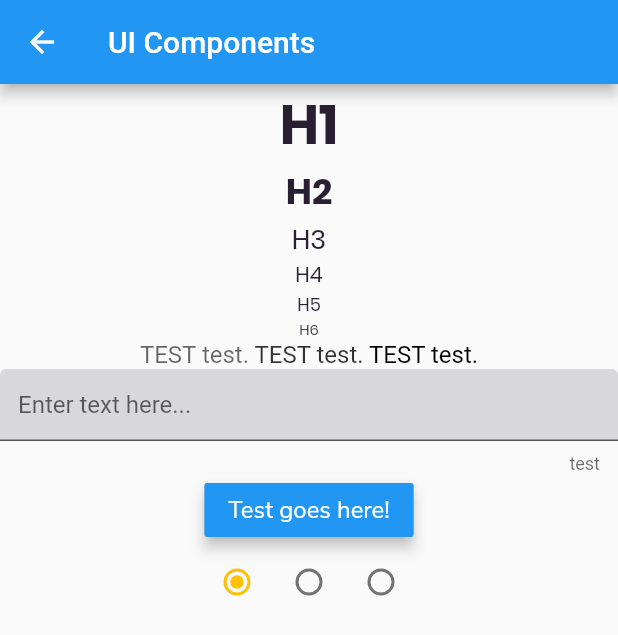
After one commit to rajeev111290/FlutterTutorial, a Flutter app: the screen it shows after launch, after a tap on "UI Components Screen!", on a phone screen of 412 x 824 dp. The commit adds this screen. Shown: the top 635 px of the screen. Run offline on Flutter 3.47's test engine with Material 2 defaults, Android fonts, the phone set to English and light mode, and no system bars; network calls fail; statements that could not run were skipped.

Commit message:
widgets example and themes

```diff
--- /dev/null
+++ b/flutter_intro/lib/chapter3/ui_components_screen.dart
@@ -0,0 +1,227 @@
+import 'dart:async';
+import 'package:flutter/material.dart';
+import 'package:flutter_intro/chapter2/model/places.dart' as places;
+import 'package:flutter_intro/chapter2/presenter/places_presenter.dart';
+import 'package:flutter_intro/chapter2/view/places_list_single_item.dart';
+import 'package:flutter_intro/chapter3/utils/colors.dart';
+import 'package:flutter_intro/chapter3/utils/ui_utils.dart';
+
+class UiComponentScreen extends StatefulWidget {
+  UiComponentScreen({Key key, this.title}) : super(key: key);
+
+  final String title;
+
+  @override
+  _UiComponentScreenState createState() => new _UiComponentScreenState();
+}
+
+class _UiComponentScreenState extends State<UiComponentScreen> {
+//  StreamController<places.Place> placesStreamController;
+
+  bool checkboxValue = false;
+
+  @override
+  initState() {
+    super.initState();
+  }
+
+//  @override
+//  dispose() {
+//    super.dispose();
+//    placesStreamController.close();
+//  }
+
+  @override
+  Widget build(BuildContext context) {
+    return new Scaffold(
+      appBar: new AppBar(
+        title: new Text(widget.title),
+      ),
+      body: Center(
+          child: Column(
+        children: <Widget>[
+          textH1("H1", 1),
+          textH2("H2", 1),
+          textH3("H3", 1),
+          textH4("H4", 1),
+          textH5("H5", 1),
+          textH6("H6", 1),
+          new RichText(
+            text: new TextSpan(
+              style: TextStyle(
+                  fontStyle: FontStyle.normal,
+                  fontWeight: FontWeight.normal,
+                  color: grey0,
+                  fontFamily: POPPINS_FONT,
+                  fontSize: 16.0),
+              children: <TextSpan>[
+                new TextSpan(
+                  text: 'TEST test. ',
+                  style: new TextStyle(color: Colors.black.withOpacity(0.6)),
+                ),
+                new TextSpan(
+                  text: 'TEST test. ',
+                  style: new TextStyle(color: Colors.black.withOpacity(0.8)),
+                ),
+                new TextSpan(
+                  text: 'TEST test.',
+                  style: new TextStyle(color: Colors.black.withOpacity(1.0)),
+                ),
+              ],
+            ),
+          ),
+          textField(),
+          raisedButton(),
+          Row(
+            mainAxisAlignment: MainAxisAlignment.center,
+            children: <Widget>[
+              new Radio(
+                value: 0,
+                groupValue: _radioValue,
+                onChanged: (value) => _handleRadioValueChange(value),
+                activeColor: Colors.amber,
+              ),
+              new Radio(
+                value: 1,
+                groupValue: _radioValue,
+                onChanged: (value) => _handleRadioValueChange(value),
+                activeColor: Colors.amber,
+              ),
+              new Radio(
+                value: 2,
+                groupValue: _radioValue,
+                onChanged: (value) => _handleRadioValueChange(value),
+                activeColor: Colors.amber,
+              ),
+            ],
+          ),
+          MyImage(
+              imageProvider: NetworkImage(
+                  'https://images.pexels.com/photos/67636/rose-blue-flower-rose-blooms-67636.jpeg?auto=compress&cs=tinysrgb&h=350')),
+        ],
+      )),
+    );
+  }
+
+  // state variable
+  String _result = "none";
+  int _radioValue = 0;
+
+  void _handleRadioValueChange(int value) {
+    setState(() {
+      _radioValue = value;
+
+      switch (_radioValue) {
+        case 0:
+          _result = 'first';
+          break;
+        case 1:
+          _result = 'second';
+          break;
+        case 2:
+          _result = 'third';
+          break;
+      }
+    });
+  }
+
+  Widget textField() {
+    return TextField(
+        autocorrect: true,
+        maxLines: 1,
+//      onChanged: onChanged,
+//      onSubmitted: onSubmitted,
+        decoration: new InputDecoration(
+            counterText: "test",
+            filled: true,
+            fillColor: grey3,
+            hintText: 'Enter text here...'));
+  }
+
+  Widget raisedButton() {
+    return new RaisedButton(
+      child: const Text(
+        'Test goes here!',
+        style: TextStyle(
+            fontStyle: FontStyle.normal,
+            fontWeight: FontWeight.normal,
+            color: Colors.white,
+            fontFamily: NUNITOSANS_FONT,
+            fontSize: 16.0),
+      ),
+      color: Theme.of(context).accentColor,
+      elevation: 4.0,
+      splashColor: Colors.white30,
+      onPressed: () {
+        // Perform some action
+      },
+    );
+  }
+}
+
+class MyImage extends StatefulWidget {
+  const MyImage({
+    Key key,
+    @required this.imageProvider,
+  })  : assert(imageProvider != null),
+        super(key: key);
+
+  final ImageProvider imageProvider;
+
+  @override
+  _MyImageState createState() => new _MyImageState();
+}
+
+class _MyImageState extends State<MyImage> {
+  ImageStream _imageStream;
+  ImageInfo _imageInfo;
+
+  @override
+  void didChangeDependencies() {
+    super.didChangeDependencies();
+    // We call _getImage here because createLocalImageConfiguration() needs to
+    // be called again if the dependencies changed, in case the changes relate
+    // to the DefaultAssetBundle, MediaQuery, etc, which that method uses.
+    _getImage();
+  }
+
+  @override
+  void didUpdateWidget(MyImage oldWidget) {
+    super.didUpdateWidget(oldWidget);
+    if (widget.imageProvider != oldWidget.imageProvider) _getImage();
+  }
+
+  void _getImage() {
+    final ImageStream oldImageStream = _imageStream;
+    _imageStream =
+        widget.imageProvider.resolve(createLocalImageConfiguration(context));
+    if (_imageStream.key != oldImageStream?.key) {
+      // If the keys are the same, then we got the same image back, and so we don't
+      // need to update the listeners. If the key changed, though, we must make sure
+      // to switch our listeners to the new image stream.
+      oldImageStream?.removeListener(_updateImage);
+      _imageStream.addListener(_updateImage);
+    }
+  }
+
+  void _updateImage(ImageInfo imageInfo, bool synchronousCall) {
+    setState(() {
+      // Trigger a build whenever the image changes.
+      _imageInfo = imageInfo;
+    });
+  }
+
+  @override
+  void dispose() {
+    _imageStream.removeListener(_updateImage);
+    super.dispose();
+  }
+
+  @override
+  Widget build(BuildContext context) {
+    return new RawImage(
+      image: _imageInfo?.image, // this is a dart:ui Image object
+      scale: _imageInfo?.scale ?? 1.0,
+    );
+  }
+}
--- /dev/null
+++ b/flutter_intro/lib/chapter3/utils/colors.dart
@@ -0,0 +1,25 @@
+import 'dart:ui';
+
+Color grey0 = const Color(0xff291f33);
+Color grey1 = const Color(0xff5e5766);
+Color grey2 = const Color(0xff948e99);
+Color grey3 = const Color(0xffd8d7d9);
+
+Color surface = const Color(0xfff7fef0);
+
+Color primary = const Color(0xffff5c26);
+Color primary_light = const Color(0xffffe2d9);
+
+Color secondary_dark = const Color(0xffb9de00);
+Color secondary = const Color(0xffdff763);
+Color secondary_light = const Color(0xfff7ffcc);
+
+Color tertiary = const Color(0xff2681ff);
+Color tertiary_light = const Color(0xffd9e9ff);
+
+Color highlight = const Color(0xff00d7eb);
+
+Color purple = const Color(0xffc68cff);
+Color purple_light = const Color(0xfff2e6ff);
+
+final Color white = const Color(0xffffffff);
--- /dev/null
+++ b/flutter_intro/lib/chapter3/utils/ui_utils.dart
@@ -0,0 +1,85 @@
+import 'package:flutter/material.dart';
+import 'package:flutter_intro/chapter3/utils/colors.dart';
+
+const String POPPINS_FONT = 'Poppins';
+const String NUNITOSANS_FONT = 'NunitoSans';
+
+Widget textH1(String text, int maxLines) {
+  return Text(
+    text,
+    maxLines: maxLines,
+    style: TextStyle(
+        fontStyle: FontStyle.normal,
+        fontWeight: FontWeight.bold,
+        color: grey0,
+        fontFamily: POPPINS_FONT,
+        fontSize: 36.0),
+  );
+}
+
+Widget textH2(String text, int maxLines) {
+  return Text(
+    text,
+    maxLines: maxLines,
+    style: TextStyle(
+        fontStyle: FontStyle.normal,
+        fontWeight: FontWeight.bold,
+        color: grey0,
+        fontFamily: POPPINS_FONT,
+        fontSize: 24.0),
+  );
+}
+
+Widget textH3(String text, int maxLines) {
+  return Text(
+    text,
+    maxLines: maxLines,
+    style: TextStyle(
+        fontStyle: FontStyle.normal,
+        fontWeight: FontWeight.normal,
+        color: grey0,
+        fontFamily: POPPINS_FONT,
+        fontSize: 18.0),
+  );
+}
+
+Widget textH4(String text, int maxLines) {
+  return Text(
+    text,
+    maxLines: maxLines,
+    style: TextStyle(
+        fontStyle: FontStyle.normal,
+        fontWeight: FontWeight.normal,
+        color: grey0,
+        fontFamily: POPPINS_FONT,
+        fontSize: 14.0),
+  );
+}
+
+Widget textH5(String text, int maxLines) {
+  return Text(
+    text,
+    maxLines: maxLines,
+    style: TextStyle(
+        fontStyle: FontStyle.normal,
+        fontWeight: FontWeight.normal,
+        color: grey0,
+        fontFamily: POPPINS_FONT,
+        fontSize: 12.0),
+  );
+}
+
+Widget textH6(String text, int maxLines) {
+  return Text(
+    text,
+    maxLines: maxLines,
+    style: TextStyle(
+        fontStyle: FontStyle.normal,
+        fontWeight: FontWeight.normal,
+        color: grey0,
+        fontFamily: POPPINS_FONT,
+        fontSize: 10.0),
+  );
+}
+
+// TODO : Similarly text widget for specific style can be created here as per design requirements
--- a/flutter_intro/lib/main.dart
+++ b/flutter_intro/lib/main.dart
@@ -1,5 +1,6 @@
 import 'package:flutter/material.dart';
 import 'package:flutter_intro/chapter2/view/result_screen.dart';
+import 'package:flutter_intro/chapter3/ui_components_screen.dart';
 //import 'package:flutter_html_view/flutter_html_view.dart';
 
 void main() => runApp(new MyApp());
@@ -20,6 +21,7 @@ class MyApp extends StatelessWidget {
       routes: {
         '/': (context) => MyHomePage(title: 'Flutter Tutorial'),
         '/result': (context) => ResultScreen(title: 'Restaurants Near By'),
+        '/ui_comp_1': (context) => UiComponentScreen(title: 'UI Components'),
       },
     );
   }
@@ -60,6 +62,13 @@ class _MyHomePageState extends State<MyHomePage> {
                   // Navigate to second screen when tapped!
                   Navigator.pushNamed(context, '/result');
                 }),
+
+            RaisedButton(
+                child: Text('UI Components Screen!'),
+                onPressed: () {
+                  // Navigate to second screen when tapped!
+                  Navigator.pushNamed(context, '/ui_comp_1');
+                }),
 //            new HtmlView(data: html),
           ],
         ),
```
Also changed, not shown: flutter_intro/pubspec.yaml (+12 -12 lines), flutter_intro/fonts/NunitoSans-Italic.ttf (added), flutter_intro/fonts/NunitoSans-Regular.ttf (added), flutter_intro/fonts/Poppins-Bold.ttf (added), flutter_intro/fonts/Poppins-Regular.ttf (added).
